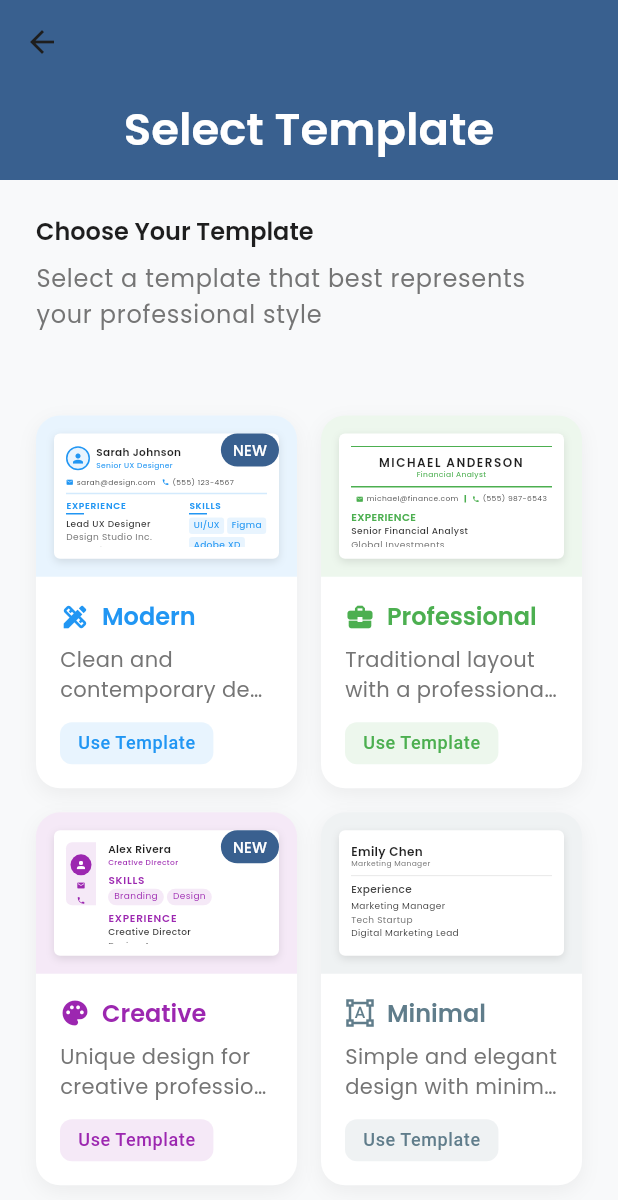
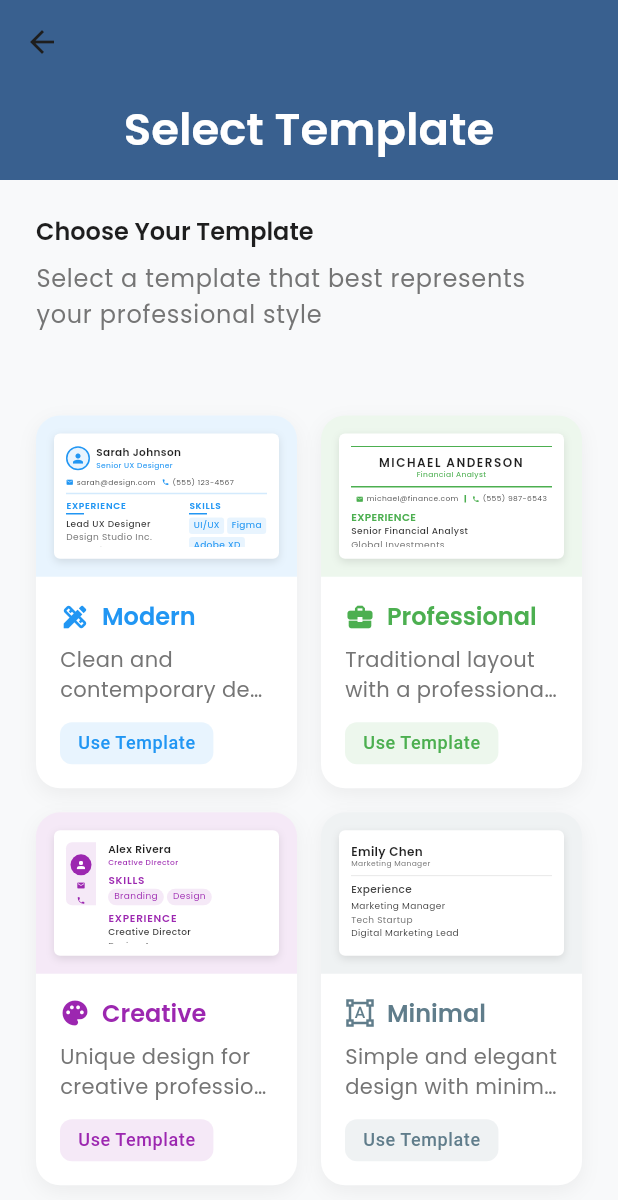
Before and after one commit to chamudithaperera/Flutter-Dart-project-07-Resume_Maker, a Flutter app: the screen it shows after launch, after a tap on "Create New Resume", on a phone screen of 412 x 824 dp. Shown: the top 1200 px of the screen. Run offline on Flutter 3.47's test engine with Material 3 defaults, Android fonts, the light colour scheme and no system bars; our stand-ins replace font_awesome_flutter, google_fonts, image_picker, pdf.

Commit message:
Refactor SplashScreen for improved layout and animations
- Updated background color to use theme colors for consistency.
- Enhanced layout with decorative elements and improved positioning of the logo and tagline.
- Adjusted animation parameters for smoother transitions and a more engaging user experience.
- Simplified the structure by removing unnecessary animations and improving readability.

```diff
--- a/resume_maker/lib/screens/select_template_page.dart
+++ b/resume_maker/lib/screens/select_template_page.dart
@@ -792,9 +792,7 @@ class SelectTemplatePage extends StatelessWidget {
                         top: Radius.circular(16),
                       ),
                     ),
-                    child: Stack(
-                      children: [
-                        Padding(
+                    child: Padding(
                       padding: const EdgeInsets.all(12),
                       child: Center(
                         child: ResumePreviewCard(
@@ -803,32 +801,6 @@ class SelectTemplatePage extends StatelessWidget {
                           templateName: name,
                         ),
                       ),
-                        ),
-                        if (isNew)
-                          Positioned(
-                            top: 12,
-                            right: 12,
-                            child: Container(
-                              padding: const EdgeInsets.symmetric(
-                                horizontal: 8,
-                                vertical: 4,
-                              ),
-                              decoration: BoxDecoration(
-                                color: Theme.of(context).colorScheme.primary,
-                                borderRadius: BorderRadius.circular(12),
-                              ),
-                              child: Text(
-                                'NEW',
-                                style: Theme.of(context)
-                                    .textTheme
-                                    .labelLarge
-                                    ?.copyWith(
-                                      fontSize: 10,
-                                    ),
-                              ),
-                            ),
-                          ),
-                      ],
                     ),
                   ),
                 ),
--- a/resume_maker/lib/screens/splash_screen.dart
+++ b/resume_maker/lib/screens/splash_screen.dart
@@ -14,7 +14,6 @@ class _SplashScreenState extends State<SplashScreen>
   late AnimationController _controller;
   late Animation<double> _fadeAnimation;
   late Animation<double> _scaleAnimation;
-  late Animation<double> _slideAnimation;
 
   @override
   void initState() {
@@ -31,24 +30,16 @@ class _SplashScreenState extends State<SplashScreen>
       ),
     );
 
-    _scaleAnimation = Tween<double>(begin: 0.5, end: 1.0).animate(
+    _scaleAnimation = Tween<double>(begin: 0.8, end: 1.0).animate(
       CurvedAnimation(
         parent: _controller,
         curve: const Interval(0.0, 0.5, curve: Curves.easeOut),
       ),
     );
 
-    _slideAnimation = Tween<double>(begin: 50.0, end: 0.0).animate(
-      CurvedAnimation(
-        parent: _controller,
-        curve: const Interval(0.3, 1.0, curve: Curves.easeOut),
-      ),
-    );
-
     _controller.forward();
 
-    // Navigate to HomeScreen after animation
-    Future.delayed(const Duration(milliseconds: 2500), () {
+    Future.delayed(const Duration(seconds: 3), () {
       Navigator.pushReplacement(
         context,
         MaterialPageRoute(builder: (context) => const HomeScreen()),
@@ -65,42 +56,53 @@ class _SplashScreenState extends State<SplashScreen>
   @override
   Widget build(BuildContext context) {
     return Scaffold(
-      backgroundColor: const Color(0xFF1E88E5), // Ocean blue color
-      body: Container(
+      backgroundColor: Theme.of(context).colorScheme.primary,
+      body: Stack(
+        children: [
+          // Background shapes
+          Positioned(
+            right: -50,
+            top: -20,
+            child: Container(
+              width: 200,
+              height: 200,
               decoration: BoxDecoration(
-          gradient: LinearGradient(
-            begin: Alignment.topLeft,
-            end: Alignment.bottomRight,
-            colors: [
-              const Color(0xFF1E88E5), // Ocean blue
-              const Color(0xFF1565C0), // Darker ocean blue
-            ],
+                shape: BoxShape.circle,
+                color: Colors.white.withOpacity(0.1),
               ),
             ),
-        child: SafeArea(
-          child: Center(
+          ),
+          Positioned(
+            left: -30,
+            bottom: -30,
+            child: Container(
+              width: 150,
+              height: 150,
+              decoration: BoxDecoration(
+                shape: BoxShape.circle,
+                color: Colors.white.withOpacity(0.1),
+              ),
+            ),
+          ),
+          // Animated content
+          Center(
+            child: FadeTransition(
+              opacity: _fadeAnimation,
+              child: ScaleTransition(
+                scale: _scaleAnimation,
                 child: Column(
                   mainAxisAlignment: MainAxisAlignment.center,
                   children: [
-                // Logo and App Name
-                AnimatedBuilder(
-                  animation: _controller,
-                  builder: (context, child) {
-                    return Opacity(
-                      opacity: _fadeAnimation.value,
-                      child: Transform.scale(
-                        scale: _scaleAnimation.value,
-                        child: Column(
-                          children: [
+                    // Logo
                     Container(
-                              width: 120,
-                              height: 120,
+                      width: 100,
+                      height: 100,
                       decoration: BoxDecoration(
-                                color: Colors.white.withOpacity(0.2),
-                                borderRadius: BorderRadius.circular(30),
+                        color: Colors.white,
+                        borderRadius: BorderRadius.circular(24),
                         boxShadow: [
                           BoxShadow(
-                                    color: Colors.black.withOpacity(0.2),
+                            color: Colors.black.withOpacity(0.1),
                             blurRadius: 20,
                             offset: const Offset(0, 10),
                           ),
@@ -108,84 +110,67 @@ class _SplashScreenState extends State<SplashScreen>
                       ),
                       child: Icon(
                         Icons.description_rounded,
-                                size: 60,
-                                color: Colors.white,
+                        size: 50,
+                        color: Theme.of(context).colorScheme.primary,
                       ),
                     ),
                     const SizedBox(height: 24),
+                    // App name
                     Text(
                       'Resume Maker',
                       style: GoogleFonts.poppins(
                         fontSize: 32,
                         fontWeight: FontWeight.bold,
                         color: Colors.white,
-                                letterSpacing: 1.2,
                       ),
                     ),
-                          ],
-                        ),
-                      ),
-                    );
-                  },
-                ),
-                const SizedBox(height: 48),
+                    const SizedBox(height: 8),
                     // Tagline
-                AnimatedBuilder(
-                  animation: _controller,
-                  builder: (context, child) {
-                    return Transform.translate(
-                      offset: Offset(0, _slideAnimation.value),
-                      child: Opacity(
-                        opacity: _fadeAnimation.value,
-                        child: Column(
-                          children: [
                     Text(
                       'Create Professional Resumes',
                       style: GoogleFonts.poppins(
-                                fontSize: 18,
-                                color: Colors.white.withOpacity(0.9),
-                                fontWeight: FontWeight.w500,
+                        fontSize: 16,
+                        color: Colors.white.withOpacity(0.8),
                       ),
-                            ),
-                            const SizedBox(height: 8),
-                            Text(
-                              'in Minutes',
-                              style: GoogleFonts.poppins(
-                                fontSize: 16,
-                                color: Colors.white.withOpacity(0.7),
-                              ),
-                            ),
-                          ],
-                        ),
-                      ),
-                    );
-                  },
                     ),
                     const SizedBox(height: 48),
                     // Loading indicator
-                AnimatedBuilder(
-                  animation: _controller,
-                  builder: (context, child) {
-                    return Opacity(
-                      opacity: _fadeAnimation.value,
-                      child: SizedBox(
+                    SizedBox(
                       width: 40,
                       height: 40,
                       child: CircularProgressIndicator(
                         valueColor: AlwaysStoppedAnimation<Color>(
-                            Colors.white,
+                          Colors.white.withOpacity(0.8),
                         ),
                         strokeWidth: 3,
                       ),
-                      ),
-                    );
-                  },
                     ),
                   ],
                 ),
               ),
             ),
           ),
+          // Decorative elements
+          Positioned(
+            right: 40,
+            top: 40,
+            child: Icon(
+              Icons.design_services,
+              size: 24,
+              color: Colors.white.withOpacity(0.2),
+            ),
+          ),
+          Positioned(
+            left: 40,
+            bottom: 40,
+            child: Icon(
+              Icons.work_outline,
+              size: 24,
+              color: Colors.white.withOpacity(0.2),
+            ),
+          ),
+        ],
+      ),
     );
   }
 }
```
Lines whose indentation alone changed are shown as unchanged.
